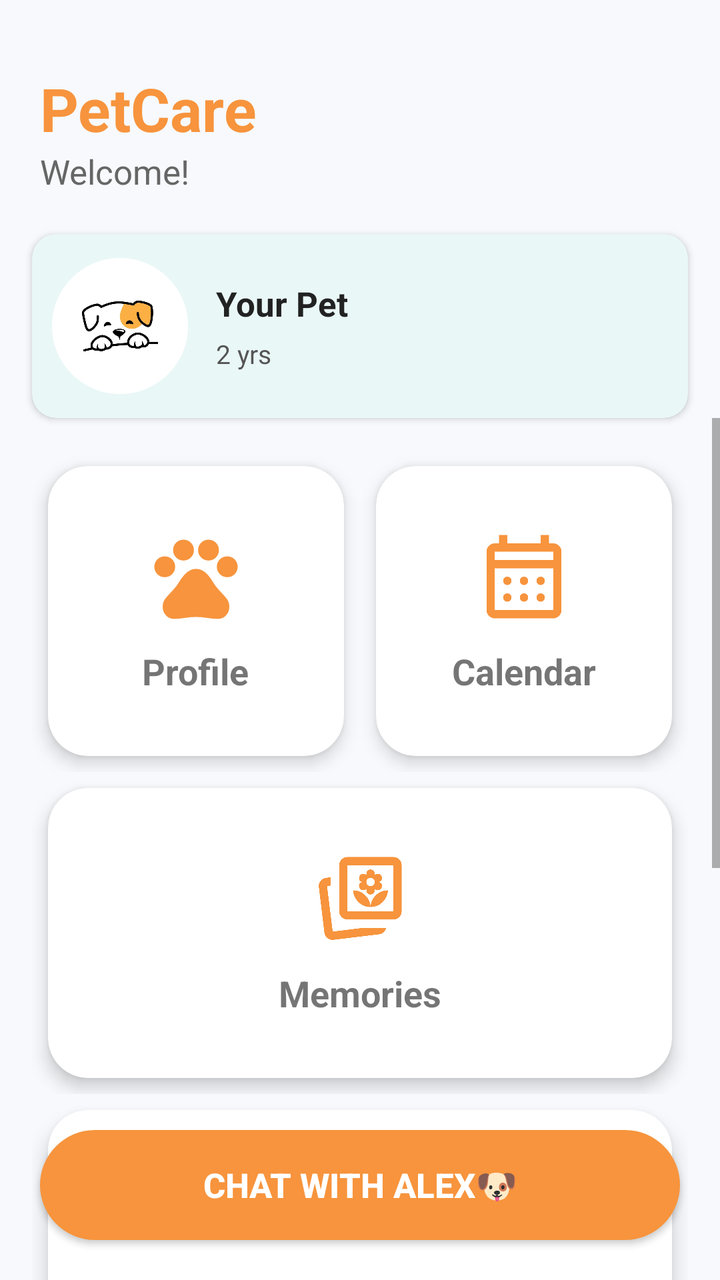
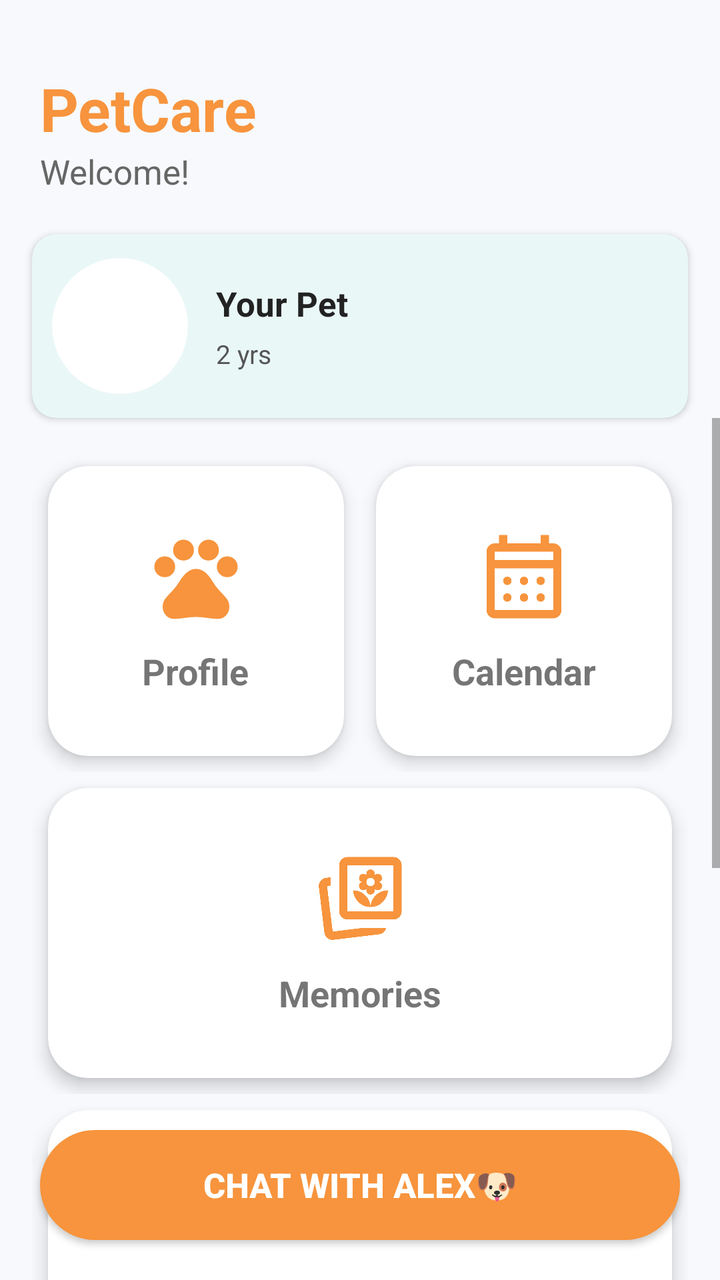

An Android layout rendered at two revisions. The XML below is the earlier revision; the diff shows what the commit changed to produce the second picture.
<!-- AndroidManifest.xml: application theme Theme.PETCARE -->
<!-- res/layout/home.xml -->
<?xml version="1.0" encoding="utf-8"?>


<androidx.constraintlayout.widget.ConstraintLayout
    xmlns:android="http://schemas.android.com/apk/res/android"
    xmlns:app="http://schemas.android.com/apk/res-auto"
    android:layout_width="match_parent"
    android:layout_height="match_parent"
    android:background="#F7F9FC">

    

    <LinearLayout
        android:id="@+id/header"
        android:layout_width="0dp"
        android:layout_height="wrap_content"
        android:layout_marginTop="22dp"
        android:paddingHorizontal="20dp"
        android:paddingVertical="12dp"
        android:gravity="center_vertical"
        android:orientation="horizontal"
        app:layout_constraintTop_toTopOf="parent"
        app:layout_constraintStart_toStartOf="parent"
        app:layout_constraintEnd_toEndOf="parent">

        <LinearLayout
            android:layout_width="0dp"
            android:layout_height="wrap_content"
            android:layout_weight="1"
            android:orientation="vertical">

            <TextView
                android:layout_width="wrap_content"
                android:layout_height="wrap_content"
                android:text="PetCare"
                android:textColor="#F7943D"
                android:textSize="30sp"
                android:textStyle="bold" />

            <TextView
                android:id="@+id/txtWelcome"
                android:layout_width="wrap_content"
                android:layout_height="wrap_content"
                android:text="Welcome!"
                android:textColor="#666666"
                android:textSize="17sp" />

        </LinearLayout>

    </LinearLayout>


    

    <androidx.cardview.widget.CardView
        android:id="@+id/cardPetSummary"
        android:layout_width="0dp"
        android:layout_height="92dp"
        android:layout_marginStart="16dp"
        android:layout_marginEnd="16dp"
        android:layout_marginTop="8dp"
        app:cardBackgroundColor="#EAF7F7"
        app:cardCornerRadius="12dp"
        app:cardElevation="2dp"
        app:layout_constraintTop_toBottomOf="@id/header"
        app:layout_constraintStart_toStartOf="parent"
        app:layout_constraintEnd_toEndOf="parent">

        <LinearLayout
            android:layout_width="match_parent"
            android:layout_height="match_parent"
            android:gravity="center_vertical"
            android:orientation="horizontal"
            android:padding="10dp">

            

            <ImageView
                android:id="@+id/imgPetHome"
                android:layout_width="68dp"
                android:layout_height="68dp"
                android:background="@drawable/circle_photo_border"
                android:clipToOutline="true"
                android:contentDescription="Pet Photo"
                android:outlineProvider="background"
                android:scaleType="centerCrop"
                android:src="@drawable/pet_logo" />


            

            <LinearLayout
                android:layout_width="0dp"
                android:layout_height="wrap_content"
                android:layout_weight="1"
                android:layout_marginStart="14dp"
                android:orientation="vertical">

                <TextView
                    android:id="@+id/txtPetNameHome"
                    android:layout_width="wrap_content"
                    android:layout_height="wrap_content"
                    android:text="Your Pet"
                    android:textColor="#222222"
                    android:textSize="17sp"
                    android:textStyle="bold" />

                <TextView
                    android:id="@+id/txtPetAgeHome"
                    android:layout_width="wrap_content"
                    android:layout_height="wrap_content"
                    android:layout_marginTop="5dp"
                    android:text="2 yrs"
                    android:textColor="#555555"
                    android:textSize="13sp" />

            </LinearLayout>

        </LinearLayout>

    </androidx.cardview.widget.CardView>


    

    <ScrollView
        android:layout_width="0dp"
        android:layout_height="0dp"
        android:fillViewport="true"
        android:clipToPadding="false"
        android:paddingBottom="85dp"
        app:layout_constraintTop_toBottomOf="@id/cardPetSummary"
        app:layout_constraintBottom_toBottomOf="parent"
        app:layout_constraintStart_toStartOf="parent"
        app:layout_constraintEnd_toEndOf="parent">

        <LinearLayout
            android:layout_width="match_parent"
            android:layout_height="wrap_content"
            android:orientation="vertical"
            android:padding="16dp">


            

            <LinearLayout
                android:layout_width="match_parent"
                android:layout_height="wrap_content"
                android:orientation="horizontal">

                

                <androidx.cardview.widget.CardView
                    android:id="@+id/cardProfile"
                    android:layout_width="0dp"
                    android:layout_height="145dp"
                    android:layout_weight="1"
                    android:layout_margin="8dp"
                    app:cardCornerRadius="20dp"
                    app:cardElevation="5dp">

                    <LinearLayout
                        android:layout_width="match_parent"
                        android:layout_height="match_parent"
                        android:gravity="center"
                        android:orientation="vertical">

                        <ImageView
                            android:layout_width="50dp"
                            android:layout_height="50dp"
                            android:src="@drawable/ic_profile"
                            app:tint="@color/orange" />

                        <TextView
                            android:layout_width="wrap_content"
                            android:layout_height="wrap_content"
                            android:layout_marginTop="10dp"
                            android:text="Profile"
                            android:textSize="18sp"
                            android:textStyle="bold" />

                    </LinearLayout>

                </androidx.cardview.widget.CardView>


                

                <androidx.cardview.widget.CardView
                    android:id="@+id/cardCalendar"
                    android:layout_width="0dp"
                    android:layout_height="145dp"
                    android:layout_weight="1"
                    android:layout_margin="8dp"
                    app:cardCornerRadius="20dp"
                    app:cardElevation="5dp">

                    <LinearLayout
                        android:layout_width="match_parent"
                        android:layout_height="match_parent"
                        android:gravity="center"
                        android:orientation="vertical">

                        <ImageView
                            android:layout_width="50dp"
                            android:layout_height="50dp"
                            android:src="@drawable/ic_calendar"
                            app:tint="@color/orange" />

                        <TextView
                            android:layout_width="wrap_content"
                            android:layout_height="wrap_content"
                            android:layout_marginTop="10dp"
                            android:text="Calendar"
                            android:textSize="18sp"
                            android:textStyle="bold" />

                    </LinearLayout>

                </androidx.cardview.widget.CardView>

            </LinearLayout>


            

            <LinearLayout
                android:layout_width="match_parent"
                android:layout_height="wrap_content"
                android:orientation="horizontal">

                

                <androidx.cardview.widget.CardView
                    android:id="@+id/cardReminder"
                    android:layout_width="0dp"
                    android:layout_height="145dp"
                    android:layout_weight="1"
                    android:layout_margin="8dp"
                    app:cardCornerRadius="20dp"
                    app:cardElevation="5dp">

                    <LinearLayout
                        android:layout_width="match_parent"
                        android:layout_height="match_parent"
                        android:gravity="center"
                        android:orientation="vertical">

                        <ImageView
                            android:layout_width="50dp"
                            android:layout_height="50dp"
                            android:src="@drawable/ic_memories"
                            app:tint="@color/orange" />

                        <TextView
                            android:layout_width="wrap_content"
                            android:layout_height="wrap_content"
                            android:layout_marginTop="10dp"
                            android:text="Memories"
                            android:textSize="18sp"
                            android:textStyle="bold" />

                    </LinearLayout>

                </androidx.cardview.widget.CardView>

            </LinearLayout>


            

            <androidx.cardview.widget.CardView
                android:layout_width="match_parent"
                android:layout_height="wrap_content"
                android:layout_margin="8dp"
                app:cardCornerRadius="20dp"
                app:cardElevation="6dp">

                <LinearLayout
                    android:layout_width="match_parent"
                    android:layout_height="wrap_content"
                    android:orientation="vertical"
                    android:padding="18dp">

                    <TextView
                        android:layout_width="wrap_content"
                        android:layout_height="wrap_content"
                        android:text="Upcoming Reminders"
                        android:textColor="#F7943D"
                        android:textSize="20sp"
                        android:textStyle="bold"
                        android:shadowColor="#33000000"
                        android:shadowDx="0"
                        android:shadowDy="2"
                        android:shadowRadius="3" />

                    <ListView
                        android:id="@+id/homeReminderList"
                        android:layout_width="match_parent"
                        android:layout_height="220dp"
                        android:layout_marginTop="10dp"
                        android:background="@android:color/transparent"
                        android:divider="@android:color/transparent"
                        android:dividerHeight="8dp"
                        android:overScrollMode="never" />

                </LinearLayout>

            </androidx.cardview.widget.CardView>

        </LinearLayout>

    </ScrollView>


    

    <Button
        android:id="@+id/btnbot"
        android:layout_width="0dp"
        android:layout_height="55dp"
        android:layout_margin="20dp"
        android:backgroundTint="#F7943D"
        android:elevation="8dp"
        android:text="CHAT WITH ALEX🐶"
        android:background="@drawable/button_orange"

        android:textAllCaps="false"
        android:textColor="#FFFFFF"
        android:textSize="17sp"
        android:textStyle="bold"
        app:layout_constraintBottom_toBottomOf="parent"
        app:layout_constraintStart_toStartOf="parent"
        app:layout_constraintEnd_toEndOf="parent" />

</androidx.constraintlayout.widget.ConstraintLayout>
<!-- resources referenced by this layout -->
<resources>
  <color name="orange">#F7943D</color>
  <!-- drawable button_orange (drawable) -->
  <?xml version="1.0" encoding="utf-8"?>
  <selector xmlns:android="http://schemas.android.com/apk/res/android">
  
      
      <item android:state_pressed="true">
          <shape android:shape="rectangle">
              <solid android:color="#E67E22"/>
              <corners android:radius="30dp"/>
          </shape>
      </item>
  
      
      <item>
          <shape android:shape="rectangle">
              <gradient
                  android:angle="90"
                  android:startColor="#FFA84A"
                  android:endColor="#F57C00"/>
  
              <corners android:radius="30dp"/>
  
              <padding
                  android:left="16dp"
                  android:right="16dp"
                  android:top="12dp"
                  android:bottom="12dp"/>
          </shape>
      </item>
  
  </selector>
  <!-- drawable circle_photo_border (drawable) -->
  <?xml version="1.0" encoding="utf-8"?>
  <shape xmlns:android="http://schemas.android.com/apk/res/android"
      android:shape="oval">
  
      <solid android:color="#FFFFFF" />
  
      <stroke
          android:width="3dp"
          android:color="#FFFFFF" />
  
  </shape>
  <!-- drawable ic_memories (drawable) -->
  <vector xmlns:android="http://schemas.android.com/apk/res/android"
      android:width="24dp"
      android:height="24dp"
      android:viewportWidth="960"
      android:viewportHeight="960">
    <path
        android:pathData="M508,760h224q-7,26 -24,42t-44,20L228,875q-33,5 -59.5,-15.5T138,806L85,369q-4,-33 16,-59t53,-30l46,-6v80l-36,5 54,437 290,-36ZM360,680q-33,0 -56.5,-23.5T280,600v-440q0,-33 23.5,-56.5T360,80h440q33,0 56.5,23.5T880,160v440q0,33 -23.5,56.5T800,680L360,680ZM360,600h440v-440L360,160v440ZM580,380ZM218,796ZM581,560q68,0 115.5,-47T749,400q-68,0 -116.5,47T581,560ZM581,560q-3,-66 -51.5,-113T413,400q5,66 52.5,113T581,560ZM581,440q17,0 28.5,-11.5T621,400v-10l10,4q15,6 30.5,3t23.5,-17q9,-15 6,-32t-20,-24l-10,-4 10,-4q17,-7 19.5,-24.5T685,260q-9,-15 -24,-17.5t-30,3.5l-10,4v-10q0,-17 -11.5,-28.5T581,200q-17,0 -28.5,11.5T541,240v10l-10,-4q-15,-6 -30,-3.5T477,260q-8,14 -5.5,31.5T491,316l10,4 -10,4q-17,7 -20,24t6,32q8,14 23.5,17t30.5,-3l10,-4v10q0,17 11.5,28.5T581,440ZM581,360q-17,0 -28.5,-11.5T541,320q0,-17 11.5,-28.5T581,280q17,0 28.5,11.5T621,320q0,17 -11.5,28.5T581,360Z"
        android:fillColor="#e3e3e3"/>
  </vector>
  <!-- drawable ic_profile (drawable) -->
  <vector xmlns:android="http://schemas.android.com/apk/res/android"
      android:width="24dp"
      android:height="24dp"
      android:viewportWidth="960"
      android:viewportHeight="960">
    <path
        android:pathData="M180,485q-42,0 -71,-29t-29,-71q0,-42 29,-71t71,-29q42,0 71,29t29,71q0,42 -29,71t-71,29ZM289,296q-29,-29 -29,-71t29,-71q29,-29 71,-29t71,29q29,29 29,71t-29,71q-29,29 -71,29t-71,-29ZM529,296q-29,-29 -29,-71t29,-71q29,-29 71,-29t71,29q29,29 29,71t-29,71q-29,29 -71,29t-71,-29ZM780,485q-42,0 -71,-29t-29,-71q0,-42 29,-71t71,-29q42,0 71,29t29,71q0,42 -29,71t-71,29ZM266,885q-45,0 -75.5,-34.5T160,769q0,-52 35.5,-91t70.5,-77q29,-31 50,-67.5t50,-68.5q22,-26 51,-43t63,-17q34,0 63,16t51,42q28,32 49.5,69t50.5,69q35,38 70.5,77t35.5,91q0,47 -30.5,81.5T694,885q-54,0 -107,-9t-107,-9q-54,0 -107,9t-107,9Z"
        android:fillColor="#e3e3e3"/>
  </vector>
  <!-- drawable pet_logo: png bitmap (drawable, 122432 bytes) -->
  <style name="Theme.PETCARE" parent="Theme.AppCompat.Light.NoActionBar">
          
      </style>
  <!-- unchanged entries left out for length: 1 -->
</resources>

<!-- the commit's change to res/layout/home.xml (unified diff, before → after) -->
@@ -73,6 +73,7 @@
             android:orientation="horizontal"
             android:padding="10dp">
 
+
             
 
             <ImageView
@@ -83,8 +84,7 @@
                 android:clipToOutline="true"
                 android:contentDescription="Pet Photo"
                 android:outlineProvider="background"
-                android:scaleType="centerCrop"
-                android:src="@drawable/pet_logo" />
+                android:scaleType="centerCrop" />
 
 
             
@@ -105,14 +105,22 @@
                     android:textSize="17sp"
                     android:textStyle="bold" />
 
-                <TextView
-                    android:id="@+id/txtPetAgeHome"
+                <LinearLayout
                     android:layout_width="wrap_content"
                     android:layout_height="wrap_content"
                     android:layout_marginTop="5dp"
-                    android:text="2 yrs"
-                    android:textColor="#555555"
-                    android:textSize="13sp" />
+                    android:gravity="center_vertical"
+                    android:orientation="horizontal">
+
+                    <TextView
+                        android:id="@+id/txtPetAgeHome"
+                        android:layout_width="wrap_content"
+                        android:layout_height="wrap_content"
+                        android:text="2 yrs"
+                        android:textColor="#555555"
+                        android:textSize="13sp" />
+
+                </LinearLayout>
 
             </LinearLayout>
 
@@ -281,6 +289,8 @@
                     android:layout_height="wrap_content"
                     android:orientation="vertical"
                     android:padding="18dp">
+
+                    
 
                     <TextView
                         android:layout_width="wrap_content"
@@ -294,14 +304,16 @@
                         android:shadowDy="2"
                         android:shadowRadius="3" />
 
+                    
+
                     <ListView
                         android:id="@+id/homeReminderList"
                         android:layout_width="match_parent"
                         android:layout_height="220dp"
                         android:layout_marginTop="10dp"
-                        android:background="@android:color/transparent"
                         android:divider="@android:color/transparent"
                         android:dividerHeight="8dp"
+                        android:background="@android:color/transparent"
                         android:overScrollMode="never" />
 
                 </LinearLayout>
<!-- resource entries referenced after the edit -->
@@ -64,7 +64,6 @@
         android:pathData="M180,485q-42,0 -71,-29t-29,-71q0,-42 29,-71t71,-29q42,0 71,29t29,71q0,42 -29,71t-71,29ZM289,296q-29,-29 -29,-71t29,-71q29,-29 71,-29t71,29q29,29 29,71t-29,71q-29,29 -71,29t-71,-29ZM529,296q-29,-29 -29,-71t29,-71q29,-29 71,-29t71,29q29,29 29,71t-29,71q-29,29 -71,29t-71,-29ZM780,485q-42,0 -71,-29t-29,-71q0,-42 29,-71t71,-29q42,0 71,29t29,71q0,42 -29,71t-71,29ZM266,885q-45,0 -75.5,-34.5T160,769q0,-52 35.5,-91t70.5,-77q29,-31 50,-67.5t50,-68.5q22,-26 51,-43t63,-17q34,0 63,16t51,42q28,32 49.5,69t50.5,69q35,38 70.5,77t35.5,91q0,47 -30.5,81.5T694,885q-54,0 -107,-9t-107,-9q-54,0 -107,9t-107,9Z"
         android:fillColor="#e3e3e3"/>
   </vector>
-  <!-- drawable pet_logo: png bitmap (drawable, 122432 bytes) -->
   <style name="Theme.PETCARE" parent="Theme.AppCompat.Light.NoActionBar">
           
       </style>
